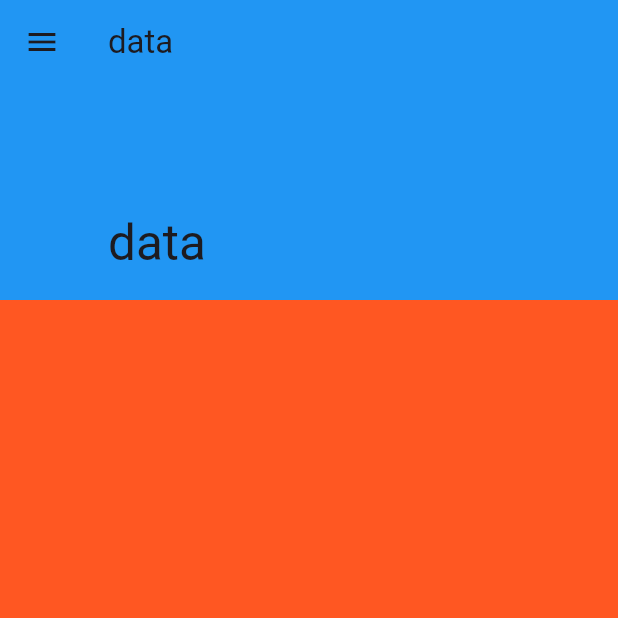
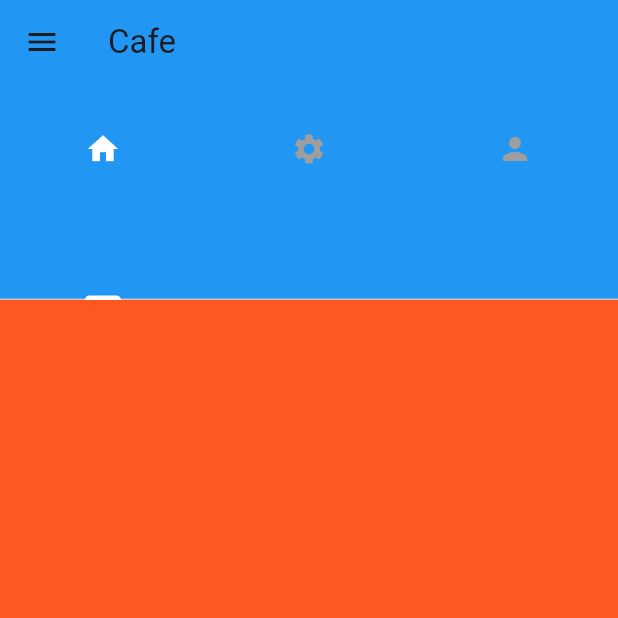
Before and after one commit to m-abid2232/resturant, a Flutter app: the Home screen opened directly, on a phone screen of 412 x 824 dp, the top half of it. Run offline on Flutter 3.47's test engine with Material 3 defaults, Android fonts, the phone set to English and light mode, and no system bars; our stand-ins replace supabase_flutter; accounts and stored records are empty.

Commit message:
tabbar added

```diff
--- a/lib/Pages/auth/home.dart
+++ b/lib/Pages/auth/home.dart
@@ -1,7 +1,7 @@
 import 'package:flutter/material.dart';
 import 'package:resturant/Pages/component/drawer.dart';
-import 'package:resturant/Pages/component/drawer_titels.dart';
 import 'package:resturant/Pages/component/sliverApp.dart';
+import 'package:resturant/Pages/component/tab.dart';
 
 
 class Home extends StatefulWidget {
@@ -11,13 +11,28 @@ class Home extends StatefulWidget {
   State<Home> createState() => _HomeState();
 }
 
-class _HomeState extends State<Home> {
+class _HomeState extends State<Home> with SingleTickerProviderStateMixin {
+  late TabController _tabController;
+
+  @override
+  void initState() {
+    super.initState();
+    _tabController = TabController(length: 3, vsync: this);
+  }
+@override
+  void dispose() {
+    _tabController.dispose();
+    super.dispose();
+  }
   @override
   Widget build(BuildContext context) {
     return Scaffold(
       drawer: MyDrawer(),
       body: NestedScrollView(headerSliverBuilder: (context, innerBoxIsScrolled)=>[
-        Sliver(child: Text("home"), title: Text("data"))
+        Sliver(
+          child:  MyTabBar(tabController: _tabController),
+         title: Text("Cafe"),
+         ),
       ],
        body: Container(
         color: Colors.deepOrange,
--- a/lib/Pages/component/sliverApp.dart
+++ b/lib/Pages/component/sliverApp.dart
@@ -8,14 +8,15 @@ class Sliver extends StatelessWidget {
   Widget build(BuildContext context) {
     return SliverAppBar(
       expandedHeight: 200,
+      collapsedHeight: 100,
       floating: true,
       pinned: false,
-      snap: true,
+      snap: false,
       backgroundColor: Colors.blue,
 
       title: title,
       flexibleSpace: FlexibleSpaceBar(
-        title: title,
+        background: child,
       ),
     );
   }
--- /dev/null
+++ b/lib/Pages/component/tab.dart
@@ -0,0 +1,24 @@
+import 'package:flutter/material.dart';
+
+class MyTabBar extends StatelessWidget {
+  final TabController tabController;
+  const MyTabBar({super.key,
+      required this.tabController});
+
+  @override
+  Widget build(BuildContext context) {
+    return  Container(
+      child: TabBar(
+        controller: tabController,
+        tabs: [
+          Tab(icon: Icon(Icons.home),),
+          Tab(icon: Icon(Icons.settings)),
+          Tab(icon: Icon(Icons.person)),
+        ],
+        indicatorColor: Colors.white,
+        labelColor: Colors.white,
+        unselectedLabelColor: Colors.grey,
+      )
+    );
+  }
+}
```
